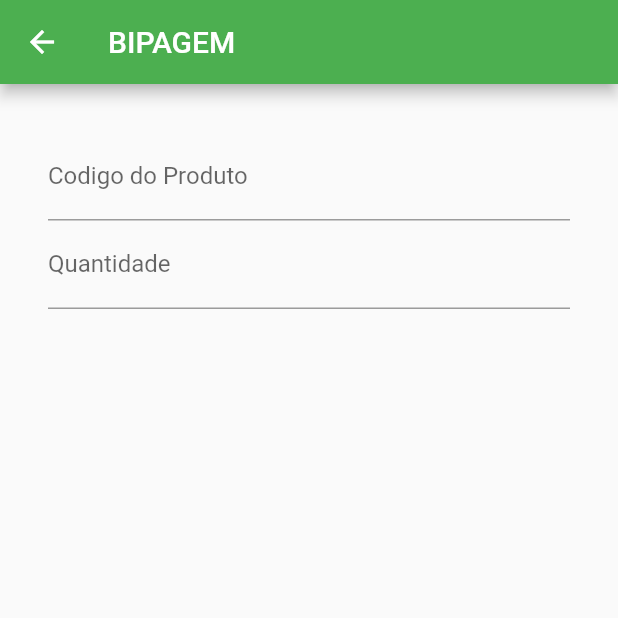
After one commit to hebertholiveira/INV-APP, a Flutter app: the InventarioOperacao screen opened directly, on a phone screen of 412 x 824 dp, the top half of it. The commit adds this screen. Run offline on Flutter 3.47's test engine with Material 2 defaults, Android fonts, the phone set to English and light mode, and no system bars; network calls fail.

Commit message:
Correcao bug

```diff
--- /dev/null
+++ b/lib/InvetarioOperacao.dart
@@ -0,0 +1,50 @@
+import 'package:flutter/material.dart';
+
+class InventarioOperacao extends StatefulWidget {
+  @override
+  _InventarioOperacaoState createState() => _InventarioOperacaoState();
+}
+
+class _InventarioOperacaoState extends State<InventarioOperacao> {
+
+  var focusNodeQtd = new FocusNode();
+  TextEditingController _controllerCodigoProduto = TextEditingController();
+  TextEditingController _controllerQtdProduto = TextEditingController();
+  @override
+  Widget build(BuildContext context) {
+    return Scaffold(
+      appBar: AppBar(
+        title: Text("BIPAGEM"),
+        backgroundColor: Colors.green,
+      ),
+      body: Container(
+        padding: EdgeInsets.all(32),
+        child: Column(
+          children: <Widget>[
+            TextField(
+              controller: _controllerCodigoProduto,
+              keyboardType: TextInputType.text,
+              decoration: InputDecoration(
+                  labelText: "Codigo do Produto"
+              ),
+              onSubmitted: (String value){
+                focusNodeQtd.requestFocus();
+              },
+            ),
+            TextField(
+              focusNode: focusNodeQtd,
+              controller: _controllerQtdProduto,
+              keyboardType: TextInputType.text,
+              decoration: InputDecoration(
+                  labelText: "Quantidade"
+              ),
+
+            ),
+
+
+          ],
+        ),
+      ),
+    );
+  }
+}
```
Also changed, not shown: lib/Home.dart (+10 -0 lines), lib/Login.dart (+21 -14 lines), 1 other file.
